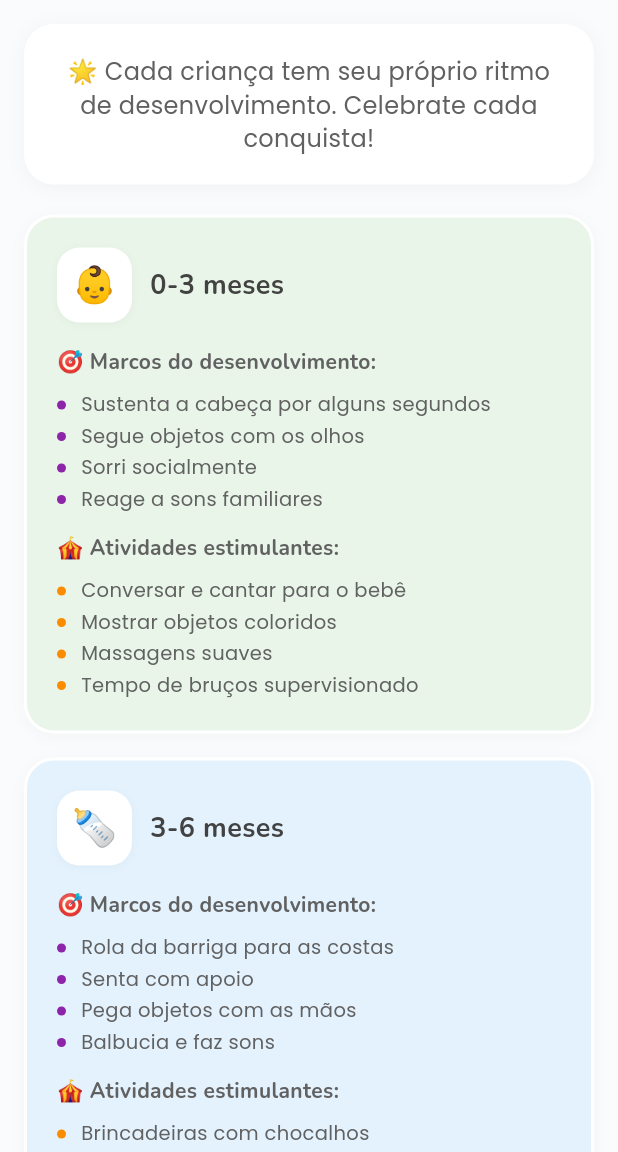
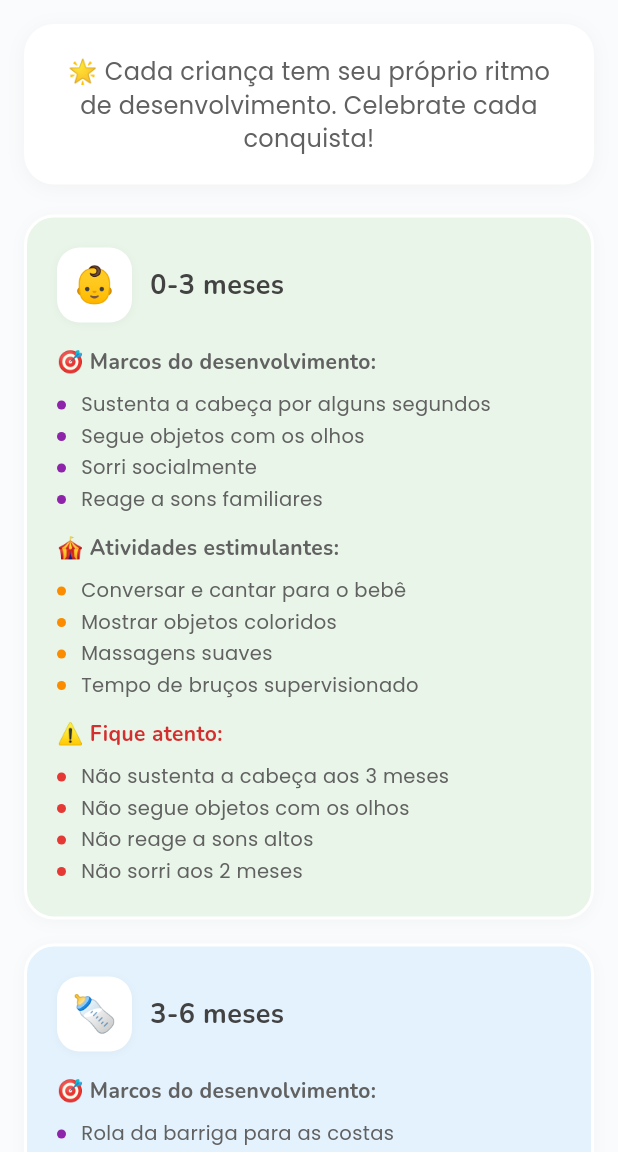
Before and after one commit to LeticiaCalixto/desenvolve, a Flutter app: the DevelopmentPage screen opened by its route, on a phone screen of 412 x 824 dp, the part 84-1236 px from its top. Run offline on Flutter 3.47's test engine with Material 3 defaults, Android fonts, the light colour scheme and no system bars; our stand-ins replace google_fonts; accounts and stored records are empty.

Commit message:
feat: add warnings to DevelopmentCard for age milestones

```diff
--- a/lib/app/presentation_layer/pages/home/components/development_page.dart
+++ b/lib/app/presentation_layer/pages/home/components/development_page.dart
@@ -95,6 +95,12 @@ class DevelopmentPage extends StatelessWidget {
                 'Massagens suaves',
                 'Tempo de bruços supervisionado',
               ],
+              warnings: [
+                'Não sustenta a cabeça aos 3 meses',
+                'Não segue objetos com os olhos',
+                'Não reage a sons altos',
+                'Não sorri aos 2 meses',
+              ],
             ),
             const SizedBox(height: 16),
             const _DevelopmentCard(
@@ -112,6 +118,12 @@ class DevelopmentPage extends StatelessWidget {
                 'Leitura de livrinhos',
                 'Músicas e cantigas',
                 'Estimular alcançar objetos',
+              ],
+              warnings: [
+                'Não rola ou senta com apoio',
+                'Não tenta pegar objetos',
+                'Não balbucia ou faz sons',
+                'Não responde ao próprio nome',
               ],
             ),
             const SizedBox(height: 16),
@@ -131,6 +143,12 @@ class DevelopmentPage extends StatelessWidget {
                 'Esconde-esconde simples',
                 'Incentivar movimentos',
               ],
+              warnings: [
+                'Não senta sem apoio aos 9 meses',
+                'Não tenta se mover (engatinhar)',
+                'Não transfere objetos entre as mãos',
+                'Não responde ao nome',
+              ],
             ),
             const SizedBox(height: 16),
             const _DevelopmentCard(
@@ -148,6 +166,12 @@ class DevelopmentPage extends StatelessWidget {
                 'Jogos de imitação',
                 'Livros com figuras',
                 'Brincadeiras de encaixe',
+              ],
+              warnings: [
+                'Não fica em pé aos 12 meses',
+                'Não fala nenhuma palavra',
+                'Não imita gestos como acenar',
+                'Perda de habilidades adquiridas',
               ],
             ),
             const SizedBox(height: 16),
@@ -167,6 +191,12 @@ class DevelopmentPage extends StatelessWidget {
                 'Jogos de empilhar',
                 'Atividades artísticas simples',
               ],
+              warnings: [
+                'Não caminha aos 18 meses',
+                'Não fala pelo menos 5-10 palavras',
+                'Não aponta para objetos',
+                'Não demonstra interesse em brincar',
+              ],
             ),
             const SizedBox(height: 16),
             const _DevelopmentCard(
@@ -184,6 +214,42 @@ class DevelopmentPage extends StatelessWidget {
                 'Leitura interativa',
                 'Brincadeiras criativas',
                 'Rotinas de autonomia',
+              ],
+              warnings: [
+                'Não corre aos 24 meses',
+                'Não forma frases de 2 palavras',
+                'Não imita atividades simples',
+                'Regressão em habilidades',
+              ],
+            ),
+            const SizedBox(height: 16),
+            const _DevelopmentCard(
+              emoji: '🎓',
+              title: '3-5 anos',
+              color: Color(0xFFF3E5F5),
+              milestones: [
+                'Pedala triciclo ou bicicleta',
+                'Fala em frases completas',
+                'Brinca com outras crianças',
+                'Reconhece letras e números',
+                'Demonstra empatia',
+                'Segue regras simples',
+              ],
+              activities: [
+                'Jogos educativos',
+                'Atividades artísticas complexas',
+                'Brincadeiras em grupo',
+                'Contação de histórias',
+                'Exercícios de coordenação',
+                'Preparação para escola',
+              ],
+              warnings: [
+                'Dificuldade extrema para pedalar',
+                'Não forma frases de 4-5 palavras',
+                'Evita interação com outras crianças',
+                'Não reconhece letras do próprio nome',
+                'Comportamentos muito agressivos',
+                'Não segue instruções simples',
               ],
             ),
             const SizedBox(height: 20),
@@ -241,6 +307,7 @@ class _DevelopmentCard extends StatelessWidget {
   final String title;
   final List<String> milestones;
   final List<String> activities;
+  final List<String> warnings;
   final Color color;
 
   const _DevelopmentCard({
@@ -248,6 +315,7 @@ class _DevelopmentCard extends StatelessWidget {
     required this.title,
     required this.milestones,
     required this.activities,
+    required this.warnings,
     required this.color,
   });
 
@@ -382,6 +450,44 @@ class _DevelopmentCard extends StatelessWidget {
                   ],
                 ),
               )),
+          const SizedBox(height: 12),
+          Text(
+            '⚠️ Fique atento:',
+            style: GoogleFonts.nunito(
+              fontWeight: FontWeight.w700,
+              fontSize: 14,
+              color: Colors.red[700],
+            ),
+          ),
+          const SizedBox(height: 8),
+          ...warnings.map((item) => Padding(
+                padding: const EdgeInsets.symmetric(vertical: 2.0),
+                child: Row(
+                  crossAxisAlignment: CrossAxisAlignment.start,
+                  children: [
+                    Container(
+                      margin: const EdgeInsets.only(top: 6),
+                      width: 6,
+                      height: 6,
+                      decoration: BoxDecoration(
+                        color: Colors.red[600],
+                        borderRadius: BorderRadius.circular(3),
+                      ),
+                    ),
+                    const SizedBox(width: 10),
+                    Expanded(
+                      child: Text(
+                        item,
+                        style: GoogleFonts.poppins(
+                          fontSize: 13,
+                          color: Colors.grey[700],
+                          height: 1.3,
+                        ),
+                      ),
+                    ),
+                  ],
+                ),
+              )),
         ],
       ),
     );
```
